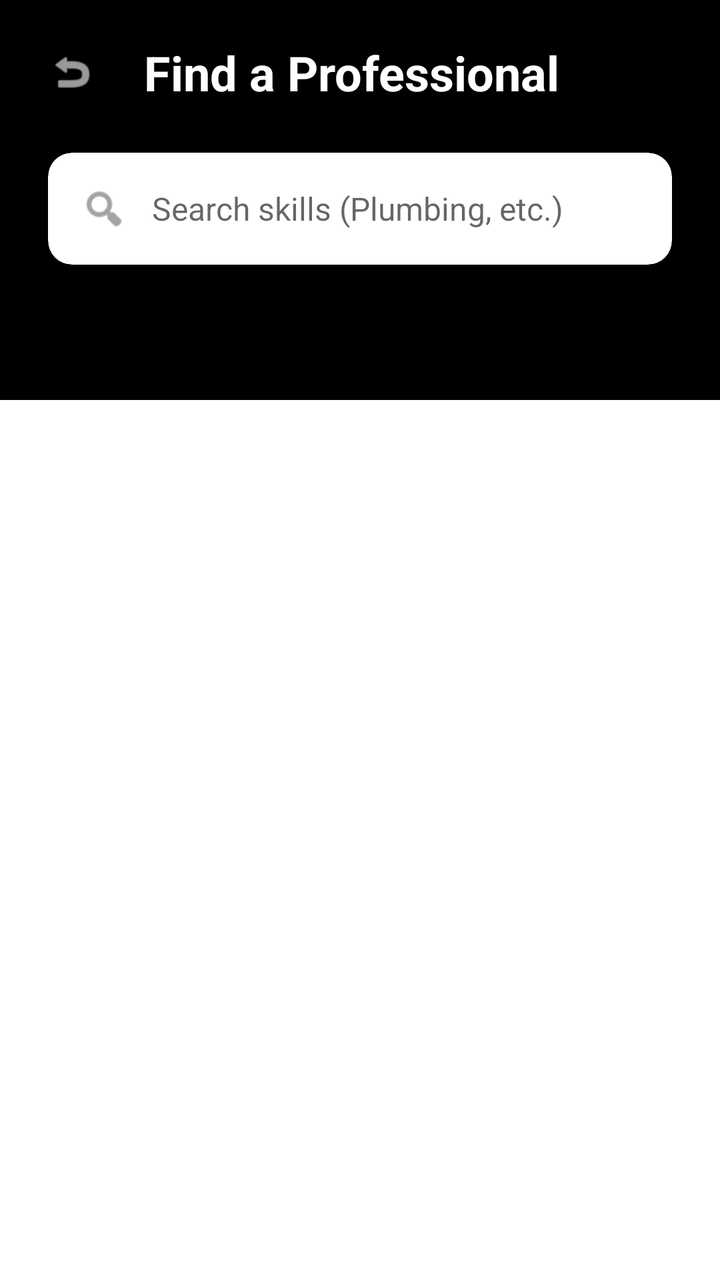
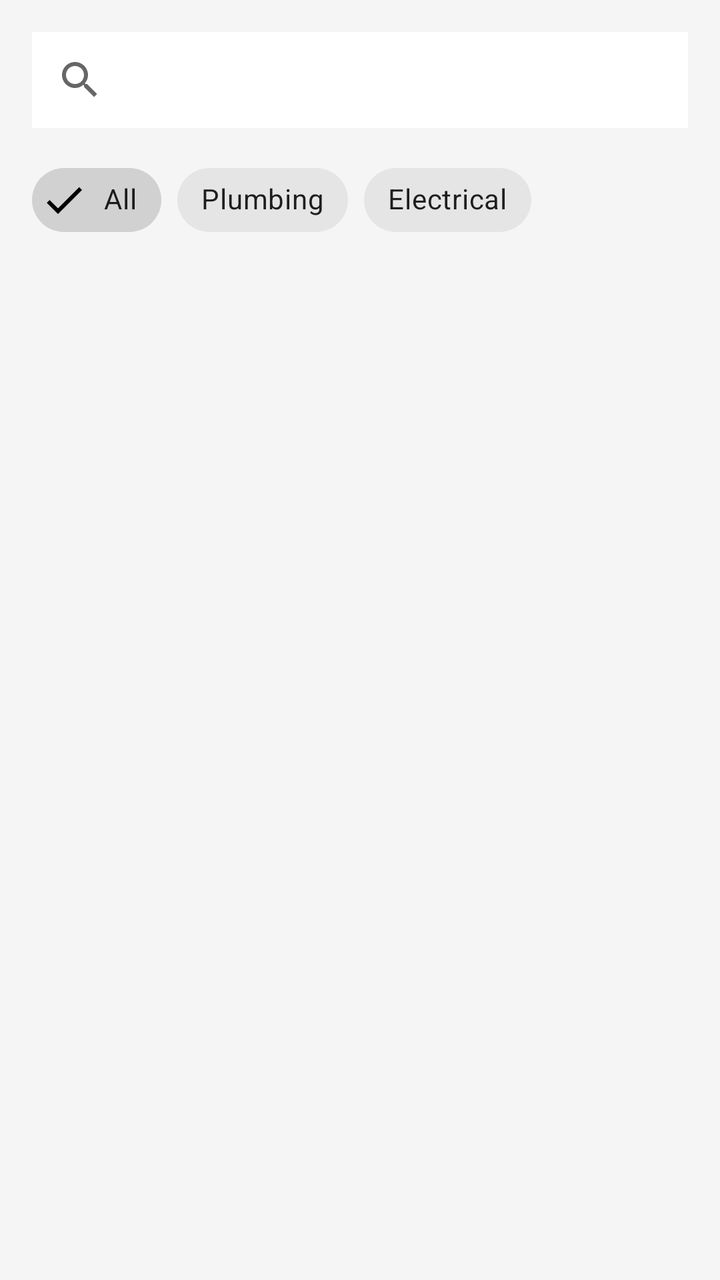

Screens rendered from an Android XML layout before and after an edit, with the pre-edit source and the edit as a unified diff.
<!-- AndroidManifest.xml: application theme Theme.HandManWork -->
<!-- res/layout/activity_customer_home.xml -->
<?xml version="1.0" encoding="utf-8"?>
<androidx.constraintlayout.widget.ConstraintLayout xmlns:android="http://schemas.android.com/apk/res/android"
    xmlns:app="http://schemas.android.com/apk/res-auto"
    xmlns:tools="http://schemas.android.com/tools"
    android:layout_width="match_parent"
    android:layout_height="match_parent"
    android:background="#FFFFFF"
    tools:context=".CustomerHomeActivity">

    
    <View
        android:id="@+id/headerBackground"
        android:layout_width="match_parent"
        android:layout_height="200dp"
        android:background="#000000"
        app:layout_constraintTop_toTopOf="parent" />

    <ImageView
        android:id="@+id/backButton"
        android:layout_width="40dp"
        android:layout_height="40dp"
        android:layout_marginStart="16dp"
        android:layout_marginTop="16dp"
        android:background="?attr/selectableItemBackgroundBorderless"
        android:clickable="true"
        android:contentDescription="Back"
        android:focusable="true"
        android:padding="8dp"
        android:src="@android:drawable/ic_menu_revert"
        app:layout_constraintStart_toStartOf="parent"
        app:layout_constraintTop_toTopOf="parent"
        app:tint="#FFFFFF" />

    <TextView
        android:id="@+id/titleText"
        android:layout_width="wrap_content"
        android:layout_height="wrap_content"
        android:layout_marginStart="16dp"
        android:text="Find a Professional"
        android:textColor="#FFFFFF"
        android:textSize="24sp"
        android:textStyle="bold"
        app:layout_constraintBottom_toBottomOf="@+id/backButton"
        app:layout_constraintStart_toEndOf="@+id/backButton"
        app:layout_constraintTop_toTopOf="@+id/backButton" />

    
    <com.google.android.material.card.MaterialCardView
        android:id="@+id/searchCard"
        android:layout_width="0dp"
        android:layout_height="wrap_content"
        android:layout_marginHorizontal="24dp"
        android:layout_marginTop="24dp"
        app:cardCornerRadius="12dp"
        app:cardElevation="8dp"
        app:layout_constraintEnd_toEndOf="parent"
        app:layout_constraintStart_toStartOf="parent"
        app:layout_constraintTop_toBottomOf="@id/titleText">

        <LinearLayout
            android:layout_width="match_parent"
            android:layout_height="wrap_content"
            android:orientation="horizontal"
            android:paddingHorizontal="16dp"
            android:paddingVertical="4dp"
            android:gravity="center_vertical">

            <ImageView
                android:layout_width="24dp"
                android:layout_height="24dp"
                android:src="@android:drawable/ic_menu_search"
                app:tint="#666666" />

            <EditText
                android:id="@+id/searchEditText"
                android:layout_width="0dp"
                android:layout_height="48dp"
                android:layout_weight="1"
                android:background="@null"
                android:hint="Search skills (Plumbing, etc.)"
                android:imeOptions="actionSearch"
                android:inputType="text"
                android:paddingHorizontal="12dp"
                android:textColor="#000000"
                android:textSize="16sp" />
        </LinearLayout>
    </com.google.android.material.card.MaterialCardView>

    
    <androidx.recyclerview.widget.RecyclerView
        android:id="@+id/workerRecyclerView"
        android:layout_width="0dp"
        android:layout_height="0dp"
        android:layout_marginTop="16dp"
        android:clipToPadding="false"
        android:paddingTop="8dp"
        android:paddingBottom="16dp"
        app:layout_constraintBottom_toBottomOf="parent"
        app:layout_constraintEnd_toEndOf="parent"
        app:layout_constraintStart_toStartOf="parent"
        app:layout_constraintTop_toBottomOf="@id/searchCard"
        tools:listitem="@layout/item_worker" />

    
    <ProgressBar
        android:id="@+id/progressBar"
        android:layout_width="48dp"
        android:layout_height="48dp"
        android:indeterminateTint="#000000"
        android:visibility="gone"
        app:layout_constraintBottom_toBottomOf="parent"
        app:layout_constraintEnd_toEndOf="parent"
        app:layout_constraintStart_toStartOf="parent"
        app:layout_constraintTop_toTopOf="parent" />

    <LinearLayout
        android:id="@+id/emptyStateLayout"
        android:layout_width="wrap_content"
        android:layout_height="wrap_content"
        android:gravity="center"
        android:orientation="vertical"
        android:visibility="gone"
        app:layout_constraintBottom_toBottomOf="parent"
        app:layout_constraintEnd_toEndOf="parent"
        app:layout_constraintStart_toStartOf="parent"
        app:layout_constraintTop_toBottomOf="@id/headerBackground">

        <ImageView
            android:layout_width="100dp"
            android:layout_height="100dp"
            android:alpha="0.3"
            android:src="@android:drawable/ic_menu_search"
            app:tint="#000000" />

        <TextView
            android:id="@+id/emptyStateText"
            android:layout_width="wrap_content"
            android:layout_height="wrap_content"
            android:layout_marginTop="16dp"
            android:text="No matching handymen found"
            android:textColor="#666666"
            android:textSize="18sp"
            android:textStyle="bold" />
    </LinearLayout>

</androidx.constraintlayout.widget.ConstraintLayout>
<!-- res/layout/item_worker.xml (included above) -->
<?xml version="1.0" encoding="utf-8"?>
<com.google.android.material.card.MaterialCardView xmlns:android="http://schemas.android.com/apk/res/android"
    xmlns:app="http://schemas.android.com/apk/res-auto"
    xmlns:tools="http://schemas.android.com/tools"
    android:layout_width="match_parent"
    android:layout_height="wrap_content"
    android:layout_marginHorizontal="16dp"
    android:layout_marginVertical="8dp"
    app:cardCornerRadius="12dp"
    app:cardElevation="4dp"
    app:cardBackgroundColor="#FFFFFF"
    android:clickable="true"
    android:focusable="true"
    android:foreground="?attr/selectableItemBackground">

    <androidx.constraintlayout.widget.ConstraintLayout
        android:layout_width="match_parent"
        android:layout_height="wrap_content"
        android:padding="16dp">

        
        <com.google.android.material.imageview.ShapeableImageView
            android:id="@+id/workerImage"
            android:layout_width="70dp"
            android:layout_height="70dp"
            android:padding="2dp"
            android:scaleType="centerCrop"
            app:strokeColor="#000000"
            app:strokeWidth="2dp"
            app:shapeAppearanceOverlay="@style/ShapeAppearance.MaterialComponents.SmallComponent"
            android:src="@android:drawable/sym_def_app_icon"
            app:layout_constraintStart_toStartOf="parent"
            app:layout_constraintTop_toTopOf="parent"
            app:layout_constraintBottom_toBottomOf="parent"/>

        
        <TextView
            android:id="@+id/workerName"
            android:layout_width="0dp"
            android:layout_height="wrap_content"
            android:layout_marginStart="16dp"
            android:text="Worker Name"
            android:textSize="18sp"
            android:textStyle="bold"
            android:textColor="#000000"
            app:layout_constraintStart_toEndOf="@id/workerImage"
            app:layout_constraintTop_toTopOf="@id/workerImage"
            app:layout_constraintEnd_toStartOf="@id/workerRate"/>

        
        <TextView
            android:id="@+id/workerSkills"
            android:layout_width="0dp"
            android:layout_height="wrap_content"
            android:layout_marginTop="4dp"
            android:text="Skills: Plumbing, Electrical"
            android:textSize="14sp"
            android:textColor="#666666"
            app:layout_constraintStart_toStartOf="@id/workerName"
            app:layout_constraintTop_toBottomOf="@id/workerName"
            app:layout_constraintEnd_toEndOf="@id/workerName"/>

        
        <TextView
            android:id="@+id/workerRate"
            android:layout_width="wrap_content"
            android:layout_height="wrap_content"
            android:text="$25/hr"
            android:textSize="16sp"
            android:textStyle="bold"
            android:textColor="#000000"
            app:layout_constraintEnd_toEndOf="parent"
            app:layout_constraintTop_toTopOf="@id/workerName" />

        
        <ImageView
            android:id="@+id/navigationChevron"
            android:layout_width="24dp"
            android:layout_height="24dp"
            android:src="@android:drawable/ic_media_play"
            android:rotation="0"
            app:tint="#000000"
            app:layout_constraintBottom_toBottomOf="parent"
            app:layout_constraintEnd_toEndOf="parent"
            app:layout_constraintTop_toBottomOf="@id/workerRate" />

    </androidx.constraintlayout.widget.ConstraintLayout>

</com.google.android.material.card.MaterialCardView>
<!-- resources referenced by this layout -->
<resources>
  <style name="Theme.HandManWork" parent="Theme.MaterialComponents.DayNight.NoActionBar">
          
          <item name="colorPrimary">#000000</item>
          <item name="colorPrimaryVariant">#333333</item>
          <item name="colorOnPrimary">@color/white</item>
          
          
          <item name="colorSecondary">#000000</item>
          <item name="colorSecondaryVariant">#333333</item>
          <item name="colorOnSecondary">@color/black</item>
          
          
          <item name="android:statusBarColor">#000000</item>
          <item name="android:windowLightStatusBar">false</item>
          
          
          <item name="android:windowBackground">@color/white</item>
          <item name="android:colorBackground">@color/white</item>
          
          
          <item name="android:textColor">@color/black</item>
          <item name="android:textColorPrimary">@color/black</item>
          <item name="android:textColorSecondary">#666666</item>
          
          
          <item name="android:datePickerDialogTheme">@style/CustomPickerTheme</item>
          <item name="android:timePickerDialogTheme">@style/CustomPickerTheme</item>
          
          
          <item name="materialButtonStyle">@style/Widget.MaterialComponents.Button</item>
          
          
          <item name="textInputStyle">@style/Widget.MaterialComponents.TextInputLayout.OutlinedBox</item>
      </style>
  <color name="white">#FFFFFF</color>
  <color name="black">#000000</color>
  <style name="CustomPickerTheme" parent="Theme.MaterialComponents.Light.Dialog">
          <item name="colorPrimary">#000000</item> 
          <item name="colorAccent">#000000</item> 
          <item name="android:textColorPrimary">#000000</item> 
          <item name="android:textColorSecondary">#666666</item> 
          <item name="android:headerBackground">#000000</item>
          <item name="android:windowBackground">@color/white</item>
          <item name="android:buttonBarPositiveButtonStyle">@style/PickerButtonStyle</item>
          <item name="android:buttonBarNegativeButtonStyle">@style/PickerButtonStyle</item>
      </style>
  <style name="PickerButtonStyle" parent="Widget.MaterialComponents.Button.TextButton">
          <item name="android:textColor">#000000</item>
          <item name="android:textStyle">bold</item>
      </style>
</resources>

<!-- the commit's change to res/layout/activity_customer_home.xml (unified diff, before → after) -->
@@ -1,236 +1,55 @@
 <?xml version="1.0" encoding="utf-8"?>
-<androidx.constraintlayout.widget.ConstraintLayout xmlns:android="http://schemas.android.com/apk/res/android"
+<LinearLayout xmlns:android="http://schemas.android.com/apk/res/android"
     xmlns:app="http://schemas.android.com/apk/res-auto"
-    xmlns:tools="http://schemas.android.com/tools"
     android:layout_width="match_parent"
     android:layout_height="match_parent"
-    android:background="#FFFFFF"
-    tools:context=".CustomerHomeActivity">
+    android:orientation="vertical"
+    android:padding="16dp"
+    android:background="#F5F5F5">
 
-    
-    <View
-        android:id="@+id/headerBackground"
+    <androidx.appcompat.widget.SearchView
+        android:id="@+id/searchView"
         android:layout_width="match_parent"
-        android:layout_height="200dp"
-        android:background="#000000"
-        app:layout_constraintTop_toTopOf="parent" />
+        android:layout_height="wrap_content"
+        android:background="@android:color/white"
+        app:queryHint="Search by name or address..." />
 
-    <ImageView
-        android:id="@+id/backButton"
-        android:layout_width="40dp"
-        android:layout_height="40dp"
-        android:layout_marginStart="16dp"
-        android:layout_marginTop="16dp"
-        android:background="?attr/selectableItemBackgroundBorderless"
-        android:clickable="true"
-        android:contentDescription="Back"
-        android:focusable="true"
-        android:padding="8dp"
-        android:src="@android:drawable/ic_menu_revert"
-        app:layout_constraintStart_toStartOf="parent"
-        app:layout_constraintTop_toTopOf="parent"
-        app:tint="#FFFFFF" />
-
-    <TextView
-        android:id="@+id/titleText"
-        android:layout_width="wrap_content"
+    <HorizontalScrollView
+        android:layout_width="match_parent"
         android:layout_height="wrap_content"
-        android:layout_marginStart="16dp"
-        android:text="Find a Professional"
-        android:textColor="#FFFFFF"
-        android:textSize="24sp"
-        android:textStyle="bold"
-        app:layout_constraintBottom_toBottomOf="@+id/backButton"
-        app:layout_constraintStart_toEndOf="@+id/backButton"
-        app:layout_constraintTop_toTopOf="@+id/backButton" />
-
-    
-    <com.google.android.material.card.MaterialCardView
-        android:id="@+id/searchCard"
-        android:layout_width="0dp"
-        android:layout_height="wrap_content"
-        android:layout_marginHorizontal="24dp"
-        android:layout_marginTop="24dp"
-        app:cardCornerRadius="12dp"
-        app:cardElevation="8dp"
-        app:layout_constraintEnd_toEndOf="parent"
-        app:layout_constraintStart_toStartOf="parent"
-        app:layout_constraintTop_toBottomOf="@id/titleText">
-
-        <LinearLayout
-            android:layout_width="match_parent"
-            android:layout_height="wrap_content"
-            android:orientation="horizontal"
-            android:paddingHorizontal="16dp"
-            android:paddingVertical="4dp"
-            android:gravity="center_vertical">
-
-            <ImageView
-                android:layout_width="24dp"
-                android:layout_height="24dp"
-                android:src="@android:drawable/ic_menu_search"
-                app:tint="#666666" />
-
-            <EditText
-                android:id="@+id/searchEditText"
-                android:layout_width="0dp"
-                android:layout_height="48dp"
-                android:layout_weight="1"
-                android:background="@null"
-                android:hint="Search skills (Plumbing, etc.)"
-                android:imeOptions="actionSearch"
-                android:inputType="text"
-                android:paddingHorizontal="12dp"
-                android:textColor="#000000"
-                android:textSize="16sp" />
-        </LinearLayout>
-    </com.google.android.material.card.MaterialCardView>
-
-    
-    <androidx.recyclerview.widget.RecyclerView
-        android:id="@+id/workerRecyclerView"
-        android:layout_width="0dp"
-        android:layout_height="0dp"
-        android:layout_marginTop="16dp"
-        android:clipToPadding="false"
-        android:paddingTop="8dp"
-        android:paddingBottom="16dp"
-        app:layout_constraintBottom_toBottomOf="parent"
-        app:layout_constraintEnd_toEndOf="parent"
-        app:layout_constraintStart_toStartOf="parent"
-        app:layout_constraintTop_toBottomOf="@id/searchCard"
-        tools:listitem="@layout/item_worker" />
-
-    
-    <ProgressBar
-        android:id="@+id/progressBar"
-        android:layout_width="48dp"
-        android:layout_height="48dp"
-        android:indeterminateTint="#000000"
-        android:visibility="gone"
-        app:layout_constraintBottom_toBottomOf="parent"
-        app:layout_constraintEnd_toEndOf="parent"
-        app:layout_constraintStart_toStartOf="parent"
-        app:layout_constraintTop_toTopOf="parent" />
-
-    <LinearLayout
-        android:id="@+id/emptyStateLayout"
-        android:layout_width="wrap_content"
-        android:layout_height="wrap_content"
-        android:gravity="center"
-        android:orientation="vertical"
-        android:visibility="gone"
-        app:layout_constraintBottom_toBottomOf="parent"
-        app:layout_constraintEnd_toEndOf="parent"
-        app:layout_constraintStart_toStartOf="parent"
-        app:layout_constraintTop_toBottomOf="@id/headerBackground">
-
-        <ImageView
-            android:layout_width="100dp"
-            android:layout_height="100dp"
-            android:alpha="0.3"
-            android:src="@android:drawable/ic_menu_search"
-            app:tint="#000000" />
-
-        <TextView
-            android:id="@+id/emptyStateText"
+        android:layout_marginTop="12dp"
+        android:scrollbars="none">
+        <com.google.android.material.chip.ChipGroup
+            android:id="@+id/categoryFilterGroup"
             android:layout_width="wrap_content"
             android:layout_height="wrap_content"
-            android:layout_marginTop="16dp"
-            android:text="No matching handymen found"
-            android:textColor="#666666"
-            android:textSize="18sp"
-            android:textStyle="bold" />
-    </LinearLayout>
+            app:singleSelection="true">
+            <com.google.android.material.chip.Chip
+                android:id="@+id/chipAll"
+                style="@style/Widget.MaterialComponents.Chip.Filter"
+                android:layout_width="wrap_content"
+                android:layout_height="wrap_content"
+                android:text="All"
+                android:checked="true" />
+            <com.google.android.material.chip.Chip
+                android:id="@+id/chipPlumbing"
+                style="@style/Widget.MaterialComponents.Chip.Filter"
+                android:layout_width="wrap_content"
+                android:layout_height="wrap_content"
+                android:text="Plumbing" />
+            <com.google.android.material.chip.Chip
+                android:id="@+id/chipElectrical"
+                style="@style/Widget.MaterialComponents.Chip.Filter"
+                android:layout_width="wrap_content"
+                android:layout_height="wrap_content"
+                android:text="Electrical" />
+        </com.google.android.material.chip.ChipGroup>
+    </HorizontalScrollView>
 
-</androidx.constraintlayout.widget.ConstraintLayout>
-<!-- res/layout/item_worker.xml (included above) -->
-<?xml version="1.0" encoding="utf-8"?>
-<com.google.android.material.card.MaterialCardView xmlns:android="http://schemas.android.com/apk/res/android"
-    xmlns:app="http://schemas.android.com/apk/res-auto"
-    xmlns:tools="http://schemas.android.com/tools"
-    android:layout_width="match_parent"
-    android:layout_height="wrap_content"
-    android:layout_marginHorizontal="16dp"
-    android:layout_marginVertical="8dp"
-    app:cardCornerRadius="12dp"
-    app:cardElevation="4dp"
-    app:cardBackgroundColor="#FFFFFF"
-    android:clickable="true"
-    android:focusable="true"
-    android:foreground="?attr/selectableItemBackground">
+    <androidx.recyclerview.widget.RecyclerView
+        android:id="@+id/rvWorkers"
+        android:layout_width="match_parent"
+        android:layout_height="match_parent"
+        android:layout_marginTop="8dp" />
 
-    <androidx.constraintlayout.widget.ConstraintLayout
-        android:layout_width="match_parent"
-        android:layout_height="wrap_content"
-        android:padding="16dp">
-
-        
-        <com.google.android.material.imageview.ShapeableImageView
-            android:id="@+id/workerImage"
-            android:layout_width="70dp"
-            android:layout_height="70dp"
-            android:padding="2dp"
-            android:scaleType="centerCrop"
-            app:strokeColor="#000000"
-            app:strokeWidth="2dp"
-            app:shapeAppearanceOverlay="@style/ShapeAppearance.MaterialComponents.SmallComponent"
-            android:src="@android:drawable/sym_def_app_icon"
-            app:layout_constraintStart_toStartOf="parent"
-            app:layout_constraintTop_toTopOf="parent"
-            app:layout_constraintBottom_toBottomOf="parent"/>
-
-        
-        <TextView
-            android:id="@+id/workerName"
-            android:layout_width="0dp"
-            android:layout_height="wrap_content"
-            android:layout_marginStart="16dp"
-            android:text="Worker Name"
-            android:textSize="18sp"
-            android:textStyle="bold"
-            android:textColor="#000000"
-            app:layout_constraintStart_toEndOf="@id/workerImage"
-            app:layout_constraintTop_toTopOf="@id/workerImage"
-            app:layout_constraintEnd_toStartOf="@id/workerRate"/>
-
-        
-        <TextView
-            android:id="@+id/workerSkills"
-            android:layout_width="0dp"
-            android:layout_height="wrap_content"
-            android:layout_marginTop="4dp"
-            android:text="Skills: Plumbing, Electrical"
-            android:textSize="14sp"
-            android:textColor="#666666"
-            app:layout_constraintStart_toStartOf="@id/workerName"
-            app:layout_constraintTop_toBottomOf="@id/workerName"
-            app:layout_constraintEnd_toEndOf="@id/workerName"/>
-
-        
-        <TextView
-            android:id="@+id/workerRate"
-            android:layout_width="wrap_content"
-            android:layout_height="wrap_content"
-            android:text="$25/hr"
-            android:textSize="16sp"
-            android:textStyle="bold"
-            android:textColor="#000000"
-            app:layout_constraintEnd_toEndOf="parent"
-            app:layout_constraintTop_toTopOf="@id/workerName" />
-
-        
-        <ImageView
-            android:id="@+id/navigationChevron"
-            android:layout_width="24dp"
-            android:layout_height="24dp"
-            android:src="@android:drawable/ic_media_play"
-            android:rotation="0"
-            app:tint="#000000"
-            app:layout_constraintBottom_toBottomOf="parent"
-            app:layout_constraintEnd_toEndOf="parent"
-            app:layout_constraintTop_toBottomOf="@id/workerRate" />
-
-    </androidx.constraintlayout.widget.ConstraintLayout>
-
-</com.google.android.material.card.MaterialCardView>
+</LinearLayout>
